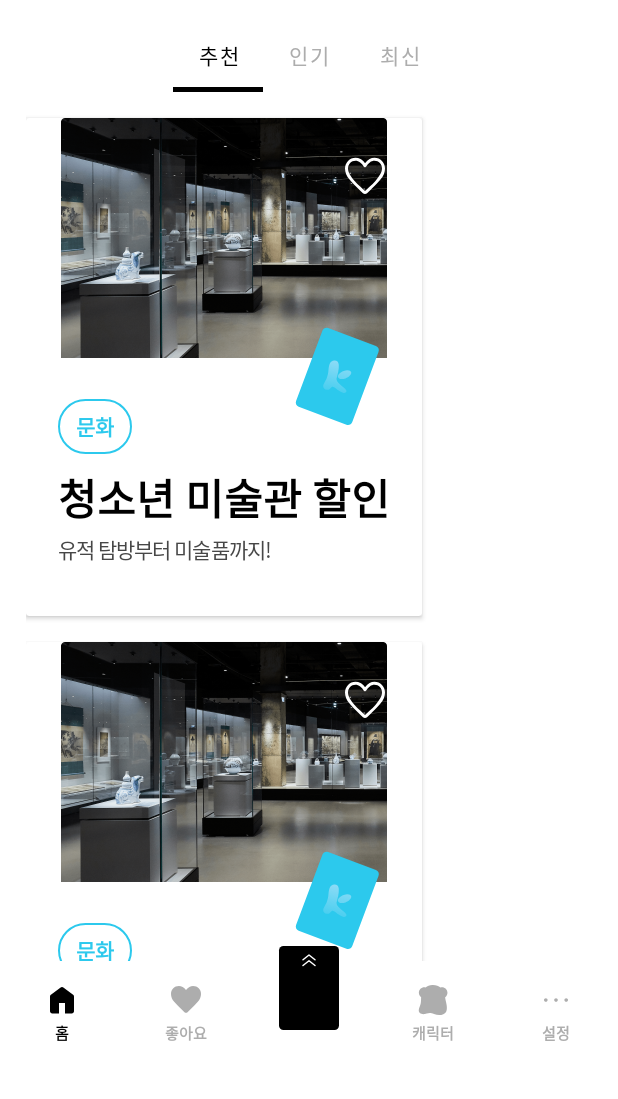
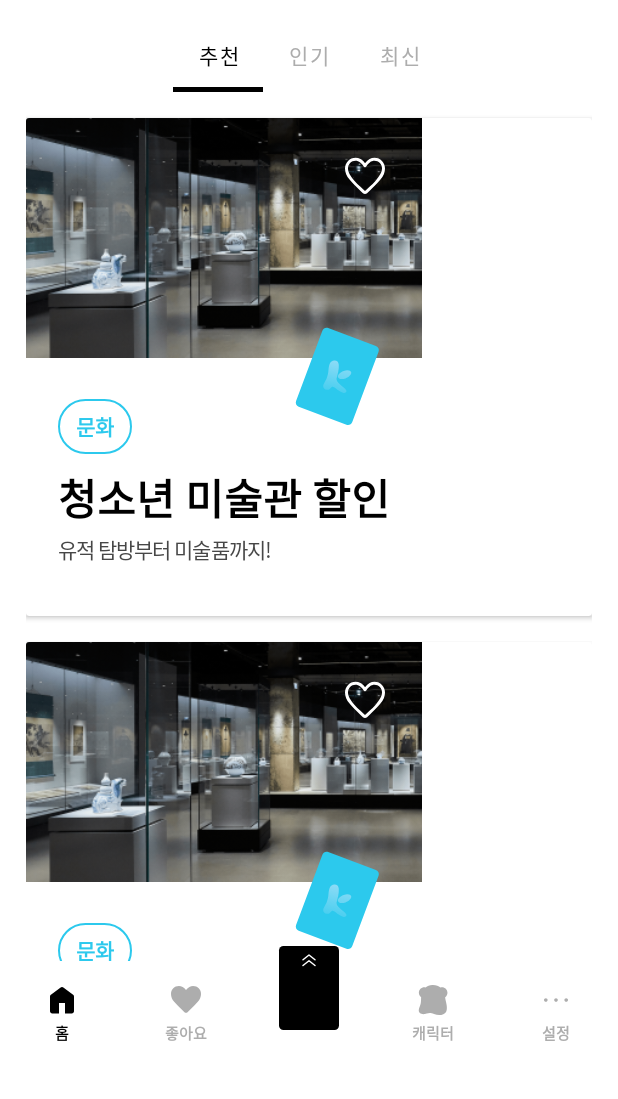
Before and after one commit to Keyneez/Keyneez-AOS, an Android app: the screen it shows after launch (MainActivity), on a phone screen of 412 x 824 dp, the part 137-1236 px from its top. Run offline under Robolectric (Android 15) with nearby library versions, the light colour scheme and no system bars; our stand-ins replace Dagger/Hilt's generated code, Timber, data binding; pictures from the network do not load.

Commit message:
[CHORE/#7] 아이템 레이아웃 수정

```diff
--- a/app/src/main/res/layout/item_home.xml
+++ b/app/src/main/res/layout/item_home.xml
@@ -8,7 +8,7 @@
 
     <androidx.cardview.widget.CardView
         android:id="@+id/cv_home_item"
-        android:layout_width="wrap_content"
+        android:layout_width="match_parent"
         android:layout_height="wrap_content"
         android:layout_marginTop="17dp">
 
@@ -19,11 +19,13 @@
 
             <ImageView
                 android:id="@+id/iv_home_item"
-                android:layout_width="wrap_content"
+                android:layout_width="0dp"
                 android:layout_height="wrap_content"
+                android:scaleType="centerCrop"
                 android:src="@drawable/img_home_item_background"
-                app:layout_constraintLeft_toLeftOf="parent"
-                app:layout_constraintRight_toRightOf="parent"
+                android:layout_marginBottom="160dp"
+                app:layout_constraintStart_toStartOf="parent"
+                app:layout_constraintEnd_toEndOf="parent"
                 app:layout_constraintTop_toTopOf="parent" />
 
             <TextView
@@ -35,7 +37,7 @@
                 android:paddingHorizontal="21dp"
                 android:text="@string/home_title"
                 android:textColor="@color/gray900"
-                app:layout_constraintLeft_toLeftOf="parent"
+                app:layout_constraintStart_toStartOf="parent"
                 app:layout_constraintTop_toBottomOf="@id/iv_home_item" />
 
             <TextView
```
